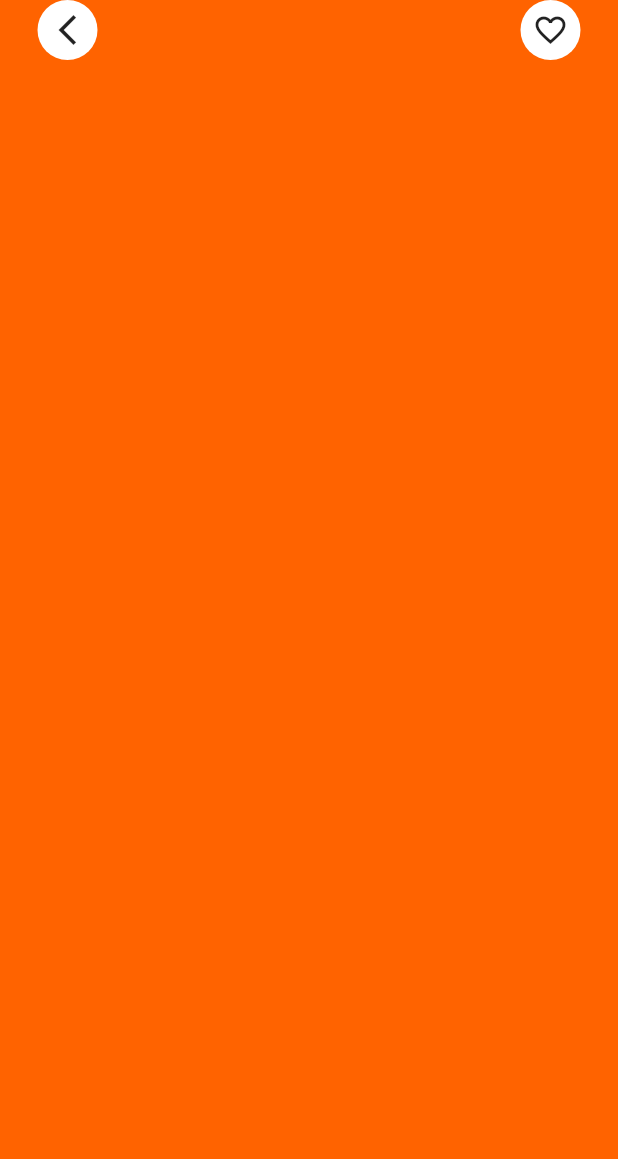
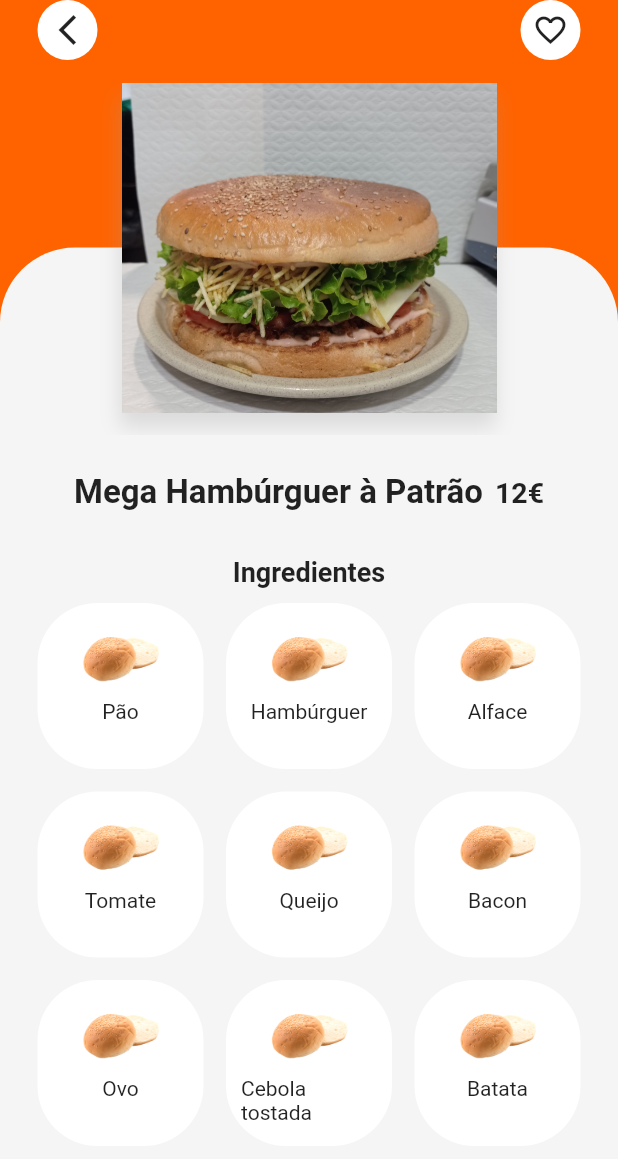
Before and after one commit to Juka21/Mega-Cachorro, a Flutter app: the DetailPage screen opened directly with sample values from the repository, on a phone screen of 412 x 824 dp. Shown: the top 1159 px of the screen. Run offline on Flutter 3.47's test engine with Material 2 defaults, Android fonts, the phone set to English and light mode, and no system bars; our stand-ins replace smooth_page_indicator.

Commit message:
In Progress

```diff
--- a/lib/models/food.dart
+++ b/lib/models/food.dart
@@ -1,7 +1,3 @@
-
-
-import 'package:flutter/material.dart';
-
 class Food {
   final int id;
   String imgUrl;
@@ -24,10 +20,15 @@ class Food {
         'Mega Hambúrguer à Patrão',
         12,
         [
-          {'name': 'alface'},
-          {'name': 'molho'},
-          {'name': 'pão'},
-          {'name': 'cona'},
+          {'Pão': 'assets/img/pao1.png'},
+          {'Hambúrguer': 'assets/img/pao1.png'},
+          {'Alface': 'assets/img/pao1.png'},
+          {'Tomate': 'assets/img/pao1.png'},
+          {'Queijo': 'assets/img/pao1.png'},
+          {'Bacon': 'assets/img/pao1.png'},
+          {'Ovo': 'assets/img/pao1.png'},
+          {'Cebola tostada': 'assets/img/pao1.png'},
+          {'Batata': 'assets/img/pao1.png'},  //Pão / Hambúrguer / Alface / Tomate / Queijo / Bacon / Ovo / Cebola tostada / Batata palha
         ],
       ),
       Food(
--- a/lib/screens/widget/detail.dart
+++ b/lib/screens/widget/detail.dart
@@ -1,5 +1,6 @@
 import 'package:flutter/material.dart';
-
+import 'package:megamenu/screens/widget/food_detail.dart';
+import 'package:megamenu/screens/widget/food_img.dart';
 import '../../Home/widgets/custom_app_bar.dart';
 import '../../constants/colors.dart';
 import '../../models/food.dart';
@@ -27,6 +28,8 @@ class DetailPage extends StatelessWidget {
               isFavorite: false,
               leftCallBack: () {},
             ),
+            FoodImg(food),
+            FoodDetail(food),
           ],
         ),
       ),
--- /dev/null
+++ b/lib/screens/widget/food_detail.dart
@@ -0,0 +1,85 @@
+import 'package:flutter/material.dart';
+import 'package:megamenu/constants/colors.dart';
+import '../../models/food.dart';
+
+class FoodDetail extends StatelessWidget {
+  final Food food;
+  FoodDetail(this.food);
+
+  @override
+  Widget build(BuildContext context) {
+    return Container(
+      padding: EdgeInsets.all(25),
+      color: kBackground,
+      child: Column(
+        crossAxisAlignment: CrossAxisAlignment.center,
+        children: [
+          Center(
+            child: Row(
+              mainAxisAlignment: MainAxisAlignment.center,
+              children: [
+                Text(
+                  food.name,
+                  style: TextStyle(
+                    fontWeight: FontWeight.bold,
+                    fontSize: 22,
+                  ),
+                ),
+                SizedBox(width: 8),
+                Text(
+                  '${food.price}€',
+                  style: TextStyle(
+                    fontWeight: FontWeight.bold,
+                    fontSize: 19,
+                  ),
+                ),
+              ],
+            ),
+          ),
+          SizedBox(height: 30),
+          Container(
+            alignment: Alignment.center, // Centraliza o texto "Ingredientes" e o GridView
+            child: Column(
+              children: [
+                Text(
+                  'Ingredientes',
+                  style: TextStyle(
+                    fontWeight: FontWeight.bold,
+                    fontSize: 18,
+                  ),
+                ),
+                SizedBox(height: 10),
+                Container(
+                  height: 415,
+                  child: GridView.builder(
+                    gridDelegate: SliverGridDelegateWithFixedCrossAxisCount(
+                      crossAxisCount: 3,
+                      crossAxisSpacing: 15,
+                      mainAxisSpacing: 15,
+                    ),
+                    itemCount: food.ingredients.length,
+                    itemBuilder: (context, index) => Container(
+                      padding: EdgeInsets.all(10),
+                      decoration: BoxDecoration(
+                        color: Colors.white,
+                        borderRadius: BorderRadius.circular(40),
+                      ),
+                      child: Column(
+                        children: [
+                          Image.asset(food.ingredients[index].values.first, width: 80),
+                          Text(
+                            food.ingredients[index].keys.first,
+                          ),
+                        ],
+                      ),
+                    ),
+                  ),
+                ),
+              ],
+            ),
+          ),
+        ],
+      ),
+    );
+  }
+}
--- a/lib/screens/widget/food_img.dart
+++ b/lib/screens/widget/food_img.dart
@@ -1,9 +1,57 @@
 import 'package:flutter/material.dart';
+import 'package:megamenu/constants/colors.dart';
+import '../../models/food.dart';
 
-class FoodItem extends StatelessWidget {
+class FoodImg extends StatelessWidget {
+  final Food food;
+  FoodImg(this.food);
 
   @override
   Widget build(BuildContext context) {
-    return const Placeholder();
+    return Container(
+      height: 250,
+      child: Stack(
+        children: [
+          Column(
+            children: [
+              Expanded(
+                flex: 1,
+                child: Container(),
+              ),
+              Expanded(
+                flex: 1,
+                child: Container(
+                  decoration: BoxDecoration(
+                    borderRadius: BorderRadius.only(
+                      topLeft: Radius.circular(50),
+                      topRight: Radius.circular(50),
+                    ),
+                    color: kBackground,
+                  ),
+                ),
+              ),
+            ],
+          ),
+          Align(
+            alignment: Alignment.center,
+            child: Container(
+              margin: EdgeInsets.all(15),
+              width: 250,
+              height: 250,
+              decoration: BoxDecoration(
+                boxShadow: [
+                  BoxShadow(
+                    color: Colors.grey.withOpacity(0.3),
+                    offset: Offset(-1, 10),
+                    blurRadius: 10,
+                  ),
+                ],
+              ),
+              child: Image.asset(food.imgUrl, fit: BoxFit.cover),
+            ),
+          ),
+        ],
+      ),
+    );
   }
 }
```
Also changed, not shown: assets/img/pao1.png (added).
